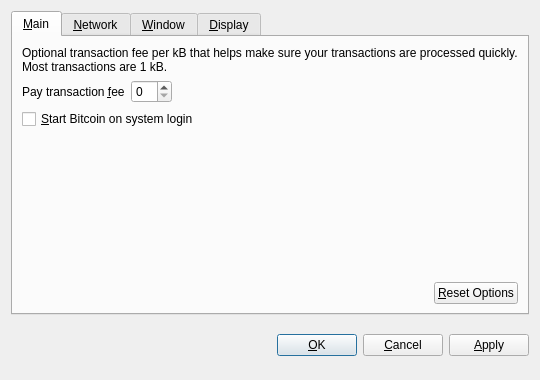
Qt form src/qt/forms/optionsdialog.ui (gjhiggins/fuguecoin) before a commit.
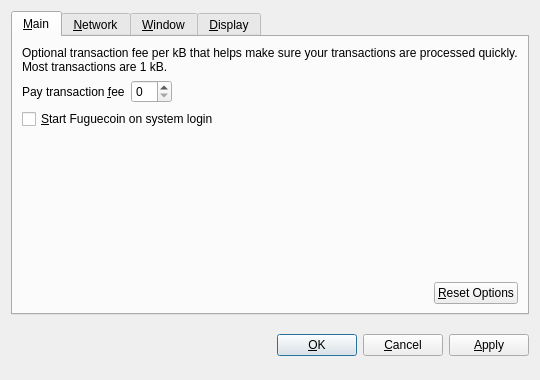
The same form after that commit. Custom widgets are drawn as their Qt base class.

The edit to the form file:
```diff
--- a/src/qt/forms/optionsdialog.ui
+++ b/src/qt/forms/optionsdialog.ui
@@ -82,7 +82,7 @@
           <string>Automatically start Bitcoin after logging in to the system.</string>
          </property>
          <property name="text">
-          <string>&amp;Start Bitcoin on system login</string>
+          <string>&amp;Start Fuguecoin on system login</string>
          </property>
         </widget>
        </item>
```
Left out of the diff: 10 changed lines with no effect on the pictures.
